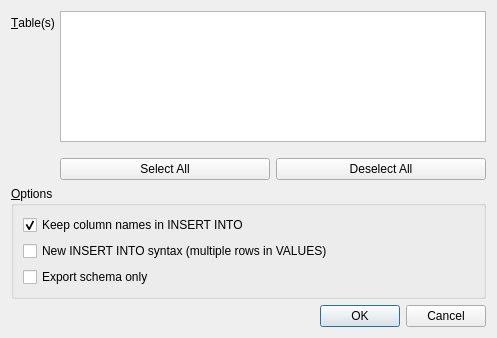
This is src/ExportSqlDialog.ui in sqlitebrowser/sqlitebrowser as Qt 5 draws it before an edit. The edited form follows.
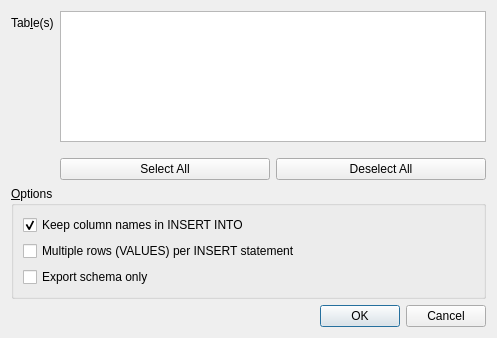
This is the edited form.

Commit message:
export: Rename checkbox for outputting multiple rows per INSERT
In the Export SQL dialog, rename the checkbox for outputting multiple
rows (or VALUES) per INSERT INTO statement to make it clearer what it
does. "New syntax" probably isn't a big help to most users.

```diff
--- a/src/ExportSqlDialog.ui
+++ b/src/ExportSqlDialog.ui
@@ -32,7 +32,7 @@
      <item row="0" column="0">
       <widget class="QLabel" name="labelTable">
        <property name="text">
-        <string>&amp;Table(s)</string>
+        <string>Tab&amp;le(s)</string>
        </property>
        <property name="buddy">
         <cstring>listTables</cstring>
@@ -92,7 +92,7 @@
         <item row="1" column="0">
          <widget class="QCheckBox" name="checkMultiple">
           <property name="text">
-           <string>New INSERT INTO syntax (multiple rows in VALUES)</string>
+           <string>Multiple rows (VALUES) per INSERT statement</string>
           </property>
          </widget>
         </item>
```
